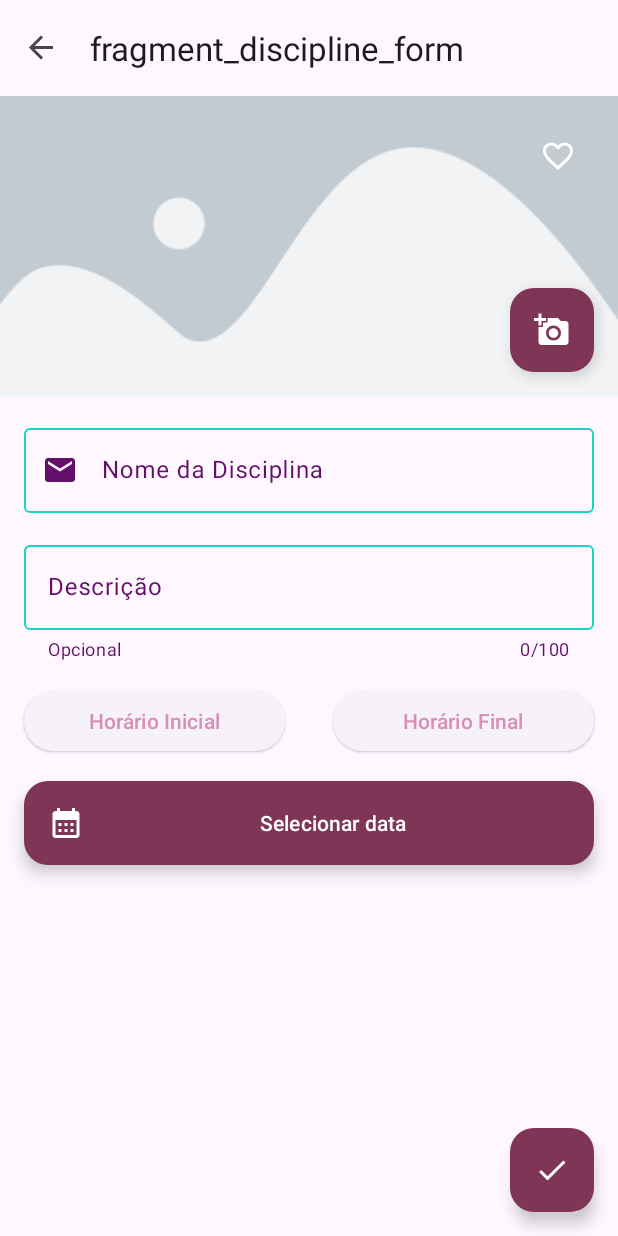
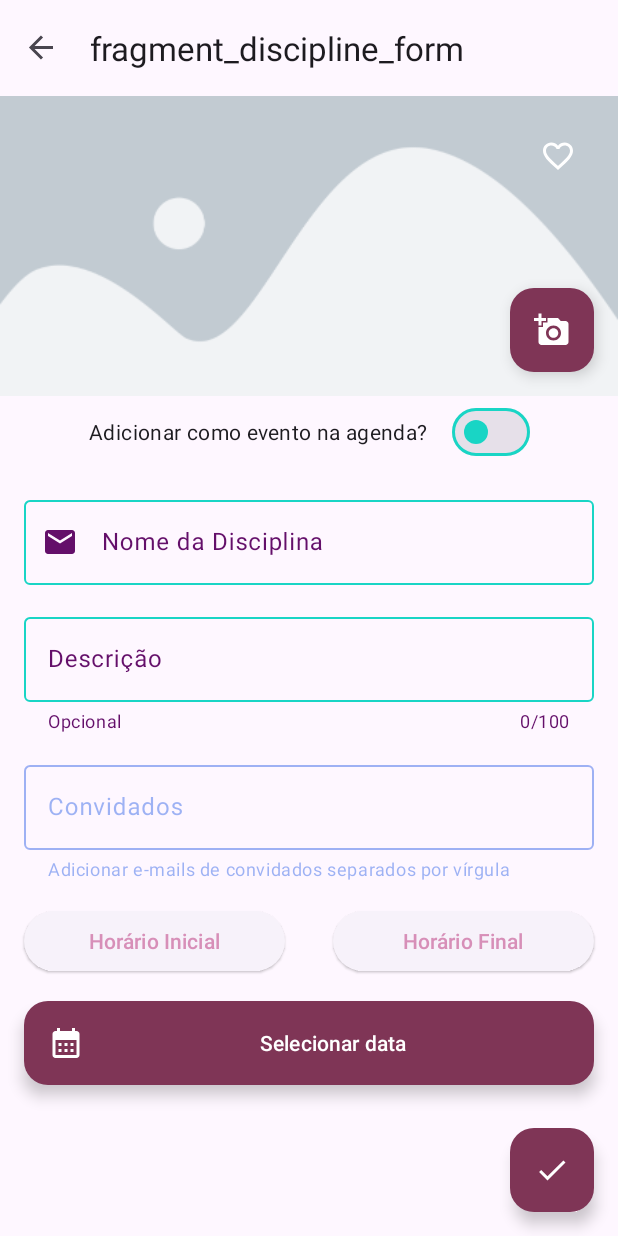
Before and after one commit to DevLeonardoTissi/Student_diary, an Android app: the DisciplineFormFragment screen opened through its navigation route, on a phone screen of 412 x 824 dp. Run offline under Robolectric (Android 15) with nearby library versions, the phone set to English and light mode, and no system bars; our stand-ins replace Firebase (no records; nobody signed in at launch, a user with empty details on screens opened directly), Room's generated code, navigation-ui.

Commit message:
ainda no formulário

```diff
--- a/app/src/main/java/com/example/studentdiary/model/Discipline.kt
+++ b/app/src/main/java/com/example/studentdiary/model/Discipline.kt
@@ -10,9 +10,10 @@ data class Discipline(
     val id: String = UUID.randomUUID().toString(),
     var name: String? = null,
     var description: String? = null,
-    var startTime : Pair<Int, Int>? = null,
-    var endTime : Pair<Int, Int>? = null,
+    var startTime: Pair<Int, Int>? = null,
+    var endTime: Pair<Int, Int>? = null,
     var favorite: Boolean = false,
     var img: String? = null,
-    val date: androidx.core.util.Pair<Long, Long>? = null
+    val date: androidx.core.util.Pair<Long, Long>? = null,
+    var eventId: Long? = null
 )
--- a/app/src/main/java/com/example/studentdiary/ui/constant.kt
+++ b/app/src/main/java/com/example/studentdiary/ui/constants.kt
@@ -2,3 +2,4 @@ package com.example.studentdiary.ui
 
 const val TAG_TIME_PICKER = "TIMER PICKER"
 const val TAG_DATA_PICKER = "DATA_PICKER"
+const val TIME_ZONE_ID = "UTC"
--- a/app/src/main/java/com/example/studentdiary/utils/concatenateDateValues.kt
+++ b/app/src/main/java/com/example/studentdiary/utils/concatenateDateValues.kt
@@ -2,10 +2,13 @@ package com.example.studentdiary.utils
 
 import androidx.core.util.component1
 import androidx.core.util.component2
+import com.example.studentdiary.ui.TIME_ZONE_ID
 import java.text.DateFormat.getDateInstance
+import java.util.*
 
 fun concatenateDateValues(data : androidx.core.util.Pair<Long,Long>): String{
     val format = getDateInstance()
+    format.timeZone = TimeZone.getTimeZone(TIME_ZONE_ID)
     val startData = format.format(data.component1())
     val endData = format.format(data.component2())
 
@@ -14,6 +17,4 @@ fun concatenateDateValues(data : androidx.core.util.Pair<Long,Long>): String{
     }else{
         startData
     }
-
-
 }
--- a/app/src/main/res/layout/fragment_discipline_form.xml
+++ b/app/src/main/res/layout/fragment_discipline_form.xml
@@ -1,58 +1,67 @@
 <?xml version="1.0" encoding="utf-8"?>
 <ScrollView xmlns:android="http://schemas.android.com/apk/res/android"
+    xmlns:app="http://schemas.android.com/apk/res-auto"
     xmlns:tools="http://schemas.android.com/tools"
     android:layout_width="match_parent"
     android:layout_height="match_parent"
     android:fillViewport="true"
-xmlns:app="http://schemas.android.com/apk/res-auto"
     tools:context=".ui.fragment.disciplineFormFragment.DisciplineFormFragment">
 
     <androidx.constraintlayout.widget.ConstraintLayout
         android:layout_width="match_parent"
         android:layout_height="wrap_content"
-    android:focusableInTouchMode="true"
+        android:clickable="true"
         android:focusable="true"
-    android:clickable="true">
+        android:focusableInTouchMode="true">
 
         <ImageView
             android:id="@+id/disciplineForm_fragment_imageView"
             android:layout_width="0dp"
             android:layout_height="@dimen/imageView_big_height"
             android:scaleType="centerCrop"
+            android:src="@drawable/placeholder"
             app:layout_constraintEnd_toEndOf="parent"
             app:layout_constraintStart_toStartOf="parent"
-        app:layout_constraintTop_toTopOf="parent"
-        android:src="@drawable/placeholder"/>
+            app:layout_constraintTop_toTopOf="parent" />
 
         <CheckBox
-        android:id="@+id/discipline_form_checkBox"
+            android:id="@+id/discipline_form_fragment_checkBox"
             android:layout_width="wrap_content"
             android:layout_height="wrap_content"
+            android:layout_margin="@dimen/margin_default"
             android:button="@drawable/sl_favorite"
             app:buttonTint="@color/white"
             app:layout_constraintEnd_toEndOf="parent"
-        app:layout_constraintTop_toTopOf="@id/disciplineForm_fragment_imageView"
-        android:layout_margin="@dimen/margin_default"/>
+            app:layout_constraintTop_toTopOf="@id/disciplineForm_fragment_imageView" />
 
         <com.google.android.material.floatingactionbutton.FloatingActionButton
-        android:id="@+id/discipline_form_fab_img"
+            android:id="@+id/discipline_form_fragment_fab_img"
             android:layout_width="wrap_content"
             android:layout_height="wrap_content"
             android:layout_margin="@dimen/fab_margin_default"
             android:contentDescription="@string/discipline_form_fragment_fab_img_content_desc"
             android:src="@drawable/ic_photo"
             app:layout_constraintBottom_toBottomOf="@id/disciplineForm_fragment_imageView"
+            app:layout_constraintEnd_toEndOf="parent" />
+
+        <com.google.android.material.materialswitch.MaterialSwitch
+            android:id="@+id/discipline_form_fragment_switch_addReminder"
+            android:layout_width="wrap_content"
+            android:layout_height="wrap_content"
+            android:checked="false"
+            android:text="@string/discipline_form_fragment_addReminder_switch"
             app:layout_constraintEnd_toEndOf="parent"
-        />
+            app:layout_constraintStart_toStartOf="parent"
+            app:layout_constraintTop_toBottomOf="@id/disciplineForm_fragment_imageView" />
 
         <com.google.android.material.textfield.TextInputLayout
-        android:id="@+id/disciplineForm_fragment_textfield_name"
+            android:id="@+id/discipline_form_fragment_textfield_name"
             style="@style/textField"
-        app:layout_constraintTop_toBottomOf="@id/disciplineForm_fragment_imageView"
+            android:hint="@string/discipline_form_fragment_text_field_name_hint"
+            app:endIconMode="clear_text"
             app:layout_constraintEnd_toEndOf="parent"
             app:layout_constraintStart_toStartOf="parent"
-        android:hint="@string/discipline_form_fragment_text_field_hint_name"
-        app:endIconMode="clear_text"
+            app:layout_constraintTop_toBottomOf="@id/discipline_form_fragment_switch_addReminder"
             app:startIconDrawable="@drawable/ic_email">
 
             <com.google.android.material.textfield.TextInputEditText
@@ -63,43 +72,60 @@ tools:context=".ui.fragment.disciplineFormFragment.DisciplineFormFragment">
         </com.google.android.material.textfield.TextInputLayout>
 
         <com.google.android.material.textfield.TextInputLayout
-        android:id="@+id/disciplineForm_fragment_textfield_description"
+            android:id="@+id/discipline_form_fragment_textfield_description"
             style="@style/textField"
-        app:layout_constraintTop_toBottomOf="@id/disciplineForm_fragment_textfield_name"
+            android:hint="@string/discipline_form_fragment_text_field_description_hint"
+            app:counterEnabled="true"
+            app:counterMaxLength="100"
+            app:endIconMode="clear_text"
+            app:helperText="@string/discipline_form_fragment_text_field_description_helper"
+            app:helperTextEnabled="true"
             app:layout_constraintEnd_toEndOf="parent"
             app:layout_constraintStart_toStartOf="parent"
-        android:hint="@string/discipline_form_fragment_text_field_hint_description"
-        app:endIconMode="clear_text"
-        app:helperTextEnabled="true"
-        app:helperText="@string/discipline_form_fragment_text_field_description_helper"
-        app:counterEnabled="true"
-        app:counterMaxLength="100">
+            app:layout_constraintTop_toBottomOf="@id/discipline_form_fragment_textfield_name">
 
             <com.google.android.material.textfield.TextInputEditText
                 android:layout_width="match_parent"
                 android:layout_height="wrap_content"
                 android:inputType="textAutoComplete"
-            android:maxLength="100"/>
+                android:maxLength="100" />
+
+        </com.google.android.material.textfield.TextInputLayout>
+
+        <com.google.android.material.textfield.TextInputLayout
+            android:id="@+id/discipline_form_fragment_textfield_guests"
+            style="@style/textField"
+            android:hint="@string/discipline_form_fragment_text_field_guests_hint"
+            app:endIconMode="clear_text"
+            app:helperText="@string/discipline_form_fragment_text_field_guests_helper"
+            app:helperTextEnabled="true"
+            app:layout_constraintEnd_toEndOf="parent"
+            app:layout_constraintStart_toStartOf="parent"
+            app:layout_constraintTop_toBottomOf="@id/discipline_form_fragment_textfield_description">
+
+            <com.google.android.material.textfield.TextInputEditText
+                android:layout_width="match_parent"
+                android:layout_height="wrap_content"
+                android:inputType="textAutoComplete"/>
 
         </com.google.android.material.textfield.TextInputLayout>
 
         <Button
-        android:id="@+id/disciplineForm_fragment_start_time"
+            android:id="@+id/discipline_form_fragment_start_time"
+            style="@style/elevationButton"
+            android:text="@string/discipline_form_fragment_startTimeButton"
+            app:layout_constraintEnd_toStartOf="@id/discipline_form_fragment_end_time"
             app:layout_constraintStart_toStartOf="parent"
-        app:layout_constraintEnd_toStartOf="@id/disciplineForm_fragment_end_time"
-        app:layout_constraintTop_toBottomOf="@id/disciplineForm_fragment_textfield_description"
-        style="@style/elevationButton"
-        android:text="@string/discipline_form_fragment_startTimeButton" />
+            app:layout_constraintTop_toBottomOf="@id/discipline_form_fragment_textfield_guests" />
 
         <Button
-        android:id="@+id/disciplineForm_fragment_end_time"
-        app:layout_constraintTop_toTopOf="@id/disciplineForm_fragment_start_time"
-        app:layout_constraintBottom_toBottomOf="@id/disciplineForm_fragment_start_time"
-        app:layout_constraintStart_toEndOf="@id/disciplineForm_fragment_start_time"
-        app:layout_constraintEnd_toEndOf="parent"
+            android:id="@+id/discipline_form_fragment_end_time"
             style="@style/elevationButton"
             android:text="@string/discipline_form_fragment_endTimeButton"
-        />
+            app:layout_constraintBottom_toBottomOf="@id/discipline_form_fragment_start_time"
+            app:layout_constraintEnd_toEndOf="parent"
+            app:layout_constraintStart_toEndOf="@id/discipline_form_fragment_start_time"
+            app:layout_constraintTop_toTopOf="@id/discipline_form_fragment_start_time" />
 
         <com.google.android.material.floatingactionbutton.FloatingActionButton
             android:id="@+id/discipline_form_fab_done"
@@ -111,7 +137,7 @@ tools:context=".ui.fragment.disciplineFormFragment.DisciplineFormFragment">
             app:layout_constraintBottom_toBottomOf="parent"
             app:layout_constraintEnd_toEndOf="parent"
             app:layout_constraintTop_toBottomOf="@id/discipline_form_fab_calendar"
-        app:layout_constraintVertical_bias="1"/>
+            app:layout_constraintVertical_bias="1" />
 
 
         <com.google.android.material.floatingactionbutton.ExtendedFloatingActionButton
@@ -120,13 +146,11 @@ tools:context=".ui.fragment.disciplineFormFragment.DisciplineFormFragment">
             android:layout_height="wrap_content"
             android:layout_margin="@dimen/fab_margin_default"
             android:contentDescription="@string/discipline_form_fragment_fab_calendar_content_desc"
+            android:text="@string/discipline_form_fragment_fab_calendar_title"
             app:icon="@drawable/ic_calendar"
-        app:layout_constraintTop_toBottomOf="@id/disciplineForm_fragment_end_time"
             app:layout_constraintEnd_toEndOf="parent"
             app:layout_constraintStart_toStartOf="parent"
-        android:text="@string/discipline_form_fragment_fab_calendar_title"
-        />
-
+            app:layout_constraintTop_toBottomOf="@id/discipline_form_fragment_end_time" />
 
 
     </androidx.constraintlayout.widget.ConstraintLayout>
--- a/app/src/main/res/values/strings.xml
+++ b/app/src/main/res/values/strings.xml
@@ -76,10 +76,12 @@
 
 
     <!-- Discipline Form Fragment -->
-    <string name="discipline_form_fragment_text_field_hint_name">Nome da Disciplina</string>
-    <string name="discipline_form_fragment_text_field_hint_description">Descrição</string>
+    <string name="discipline_form_fragment_text_field_name_hint">Nome da Disciplina</string>
+    <string name="discipline_form_fragment_text_field_description_hint">Descrição</string>
     <string name="discipline_form_fragment_text_field_description_helper">Opcional</string>
     <string name="discipline_form_fragment_text_field_name_error">Campo vazio</string>
+    <string name="discipline_form_fragment_text_field_guests_hint">Convidados</string>
+    <string name="discipline_form_fragment_text_field_guests_helper">Adicionar e-mails de convidados separados por vírgula</string>
     <string name="discipline_form_fragment_startTimeButton">Horário Inicial</string>
     <string name="discipline_form_fragment_endTimeButton">Horário Final</string>
     <string name="discipline_form_fragment_fab_img_content_desc">Floating action insert photo</string>
@@ -90,6 +92,7 @@
     <string name="discipline_form_fragment_title_timePicker_end">Selecione a hora de encerrar</string>
     <string name="discipline_form_fragment_title_dataPicker">Selecione o(s) dia(s) que deseja estudar</string>
     <string name="discipline_form_fragment_snackBarMessage_emptyDate">Data vazia</string>
+    <string name="discipline_form_fragment_addReminder_switch">Adicionar como evento na agenda?</string>
 
 
 
```
Also changed, not shown: app/src/main/java/com/example/studentdiary/ui/fragment/disciplineFormFragment/DisciplineFormFragment.kt (+123 -36 lines), app/src/main/java/com/example/studentdiary/ui/fragment/disciplineFormFragment/DisciplineFormViewModel.kt (+11 -0 lines). Lines whose indentation alone changed are shown as unchanged.
